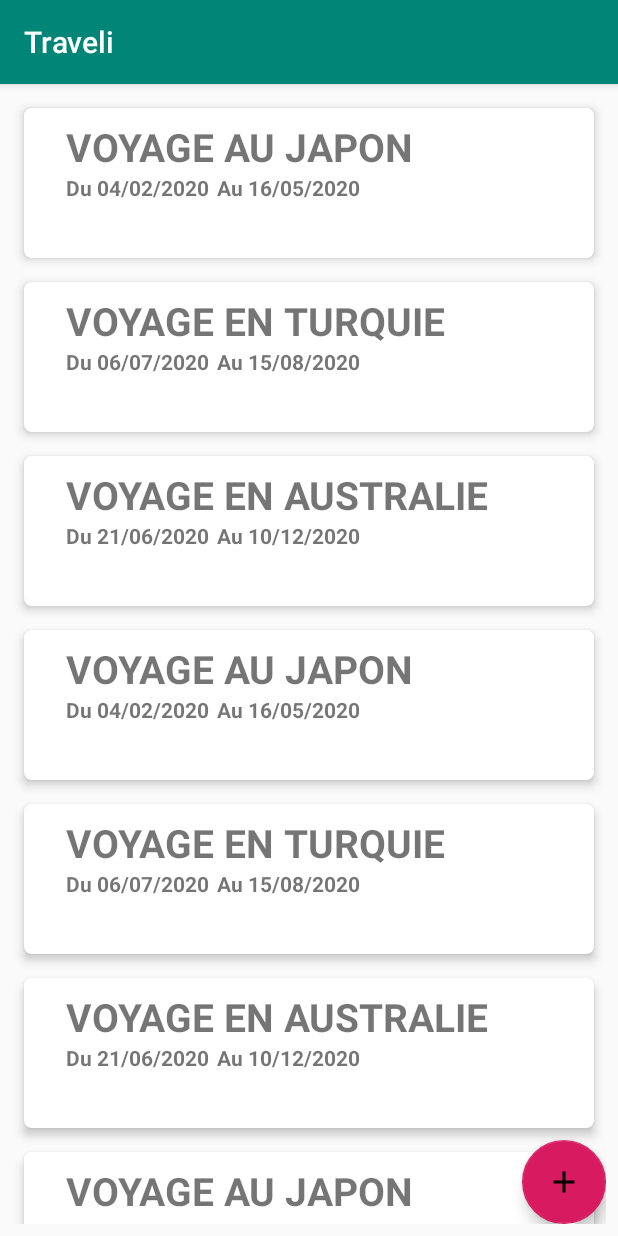
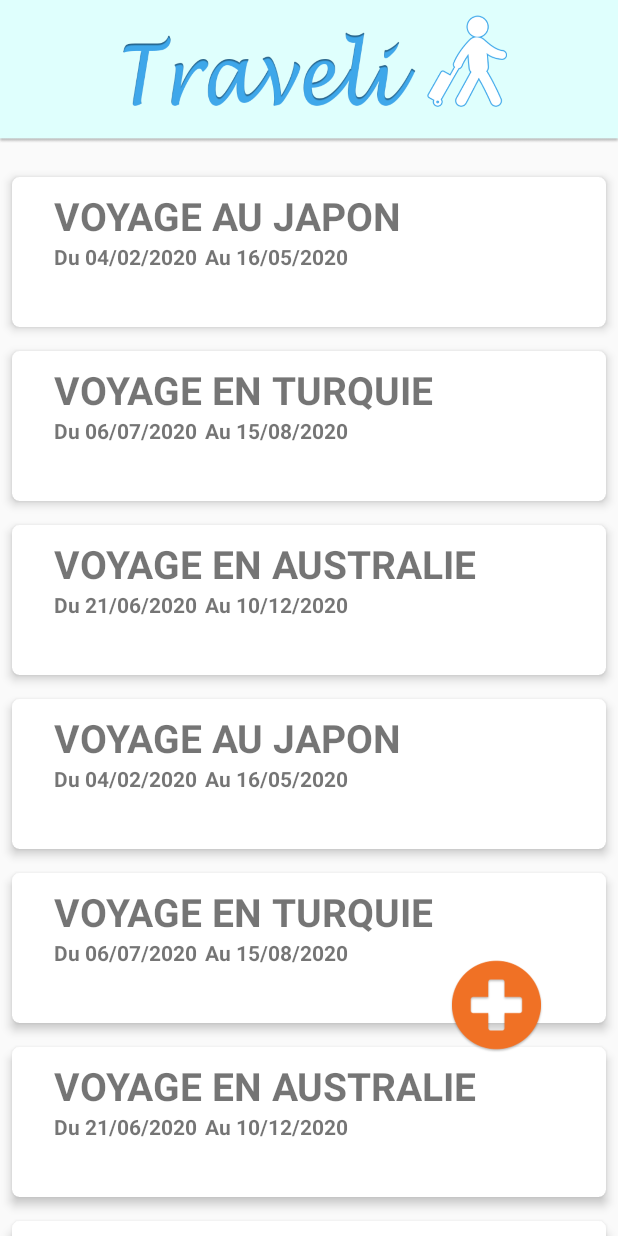
Before and after one commit to quentinfougereau/Traveli, an Android app: the screen it shows after launch (MainActivity), on a phone screen of 412 x 824 dp. Run offline under Robolectric (Android 15) with nearby library versions, the phone set to English and light mode, and no system bars.

Commit message:
Ajout bannière dans la liste des voyages et modification d'images (bouton ajout et bouton supprimer)

```diff
--- a/app/src/main/AndroidManifest.xml
+++ b/app/src/main/AndroidManifest.xml
@@ -9,10 +9,6 @@
         android:roundIcon="@mipmap/ic_launcher_round"
         android:supportsRtl="true"
         android:theme="@style/AppTheme">
-        <activity
-            android:name=".TestActivity"
-            android:label="@string/title_activity_test"
-            android:theme="@style/AppTheme.NoActionBar"></activity>
         <activity android:name=".TravelActivity" />
         <activity android:name=".AddTravel" />
         <activity android:name=".MainActivity">
--- a/app/src/main/java/com/example/traveli/MainActivity.java
+++ b/app/src/main/java/com/example/traveli/MainActivity.java
@@ -13,6 +13,7 @@ import android.os.Bundle;
 import android.view.MotionEvent;
 import android.view.View;
 import android.widget.Button;
+import android.widget.ImageView;
 import android.widget.LinearLayout;
 import android.widget.Toast;
 
@@ -42,11 +43,10 @@ public class MainActivity extends AppCompatActivity {
         linearLayoutManager = new LinearLayoutManager(this);
         recyclerView.setLayoutManager(linearLayoutManager);
 
-        final FloatingActionButton addTravel = findViewById(R.id.addTravel);
+        final ImageView addTravel = findViewById(R.id.addTravel);
         addTravel.setOnClickListener(new View.OnClickListener() {
             @Override
             public void onClick(View v) {
-                // Toast.makeText(MainActivity.this, "Add Travel", Toast.LENGTH_SHORT).show();
                 Intent intent = new Intent(MainActivity.this, AddTravel.class);
                 startActivity(intent);
             }
@@ -60,12 +60,11 @@ public class MainActivity extends AppCompatActivity {
                         MainActivity.this,
                         "Delete",
                         30,
-                        R.drawable.ic_delete_white_24dp,
+                        R.mipmap.bin,
                         Color.parseColor("#FF3C30"),
                         new MyButtonClickListener() {
                             @Override
                             public void onClick(int pos) {
-                                //Toast.makeText(MainActivity.this, "Delete click", Toast.LENGTH_SHORT).show();
                                 removeTravel(pos);
                             }
                         }));
@@ -92,7 +91,6 @@ public class MainActivity extends AppCompatActivity {
         mySwipeHelper.getSwipeVelocityThreshold(1f);
 
         generateTravel();
-
     }
 
     private void generateTravel() {
@@ -120,5 +118,4 @@ public class MainActivity extends AppCompatActivity {
         myAdapter.removeTravel(pos);
         myAdapter.notifyItemRemoved(pos);
     }
-
 }
--- a/app/src/main/res/layout/activity_add_travel.xml
+++ b/app/src/main/res/layout/activity_add_travel.xml
@@ -127,8 +127,6 @@
         app:layout_constraintTop_toTopOf="parent" />
 
     <!-- Flèche sélectionner un pays -->
-
-
     <ImageView
         android:id="@+id/dots"
         android:layout_width="wrap_content"
@@ -140,6 +138,7 @@
         android:paddingRight="20dp"
         android:paddingLeft="20dp"
         android:src="@mipmap/dots" />
+
     <!-- Champs obligatoires -->
     <TextView
         android:id="@+id/textView"
--- a/app/src/main/res/layout/activity_main.xml
+++ b/app/src/main/res/layout/activity_main.xml
@@ -1,25 +1,31 @@
 <?xml version="1.0" encoding="utf-8"?>
-<androidx.coordinatorlayout.widget.CoordinatorLayout android:id="@+id/relativeLayout"
+<RelativeLayout android:id="@+id/relativeLayout"
     android:layout_width="match_parent"
     android:layout_height="match_parent"
-    android:padding="8dp"
     tools:context=".MainActivity"
     xmlns:android="http://schemas.android.com/apk/res/android"
     xmlns:tools="http://schemas.android.com/tools">
 
-        <com.google.android.material.floatingactionbutton.FloatingActionButton
-            android:id="@+id/addTravel"
-            android:layout_width="wrap_content"
+        <ImageView
+            android:layout_width="match_parent"
             android:layout_height="wrap_content"
-            android:layout_gravity="end|bottom"
-            android:contentDescription="Add"
-            android:src="@drawable/ic_add_black_24dp"
-            android:visibility="visible" />
+            android:adjustViewBounds="true"
+            android:contentDescription="@string/description_logo"
+            android:src="@drawable/logo" />
 
         <androidx.recyclerview.widget.RecyclerView
             android:id="@+id/recyclerView"
             android:layout_width="match_parent"
-            android:layout_height="match_parent" />
+            android:layout_height="match_parent"
+            android:layout_marginTop="110dp" />
 
+        <ImageView
+            android:id="@+id/addTravel"
+            android:layout_width="wrap_content"
+            android:layout_height="wrap_content"
+            android:layout_marginStart="300dp"
+            android:layout_marginTop="640dp"
+            android:contentDescription="Add"
+            android:src="@mipmap/add_button"/>
 
-</androidx.coordinatorlayout.widget.CoordinatorLayout>
+</RelativeLayout>
--- a/app/src/main/res/values/styles.xml
+++ b/app/src/main/res/values/styles.xml
@@ -1,20 +1,8 @@
 <resources>
-
-    <!-- Base application theme. -->
-    <style name="AppTheme" parent="Theme.AppCompat.Light.DarkActionBar">
+    <style name="AppTheme" parent="Theme.AppCompat.Light.NoActionBar">
         <!-- Customize your theme here. -->
         <item name="colorPrimary">@color/colorPrimary</item>
         <item name="colorPrimaryDark">@color/colorPrimaryDark</item>
         <item name="colorAccent">@color/colorAccent</item>
     </style>
-
-    <style name="AppTheme.NoActionBar">
-        <item name="windowActionBar">false</item>
-        <item name="windowNoTitle">true</item>
-    </style>
-
-    <style name="AppTheme.AppBarOverlay" parent="ThemeOverlay.AppCompat.Dark.ActionBar" />
-
-    <style name="AppTheme.PopupOverlay" parent="ThemeOverlay.AppCompat.Light" />
-
 </resources>
```
Also changed, not shown: app/src/main/java/com/example/traveli/AddTravel.java (+0 -8 lines), app/src/main/java/com/example/traveli/TestActivity.java (deleted, +0 -32 lines), app/src/main/res/layout/activity_test.xml (deleted, +0 -33 lines), app/src/main/res/layout/content_test.xml (deleted, +0 -11 lines), app/src/main/java/com/example/traveli/Adapter/MyViewHolder.java (line endings or trailing spaces), app/src/main/res/mipmap-xxhdpi/add_button.png (added), app/src/main/res/mipmap-xxhdpi/bin.png (added).
